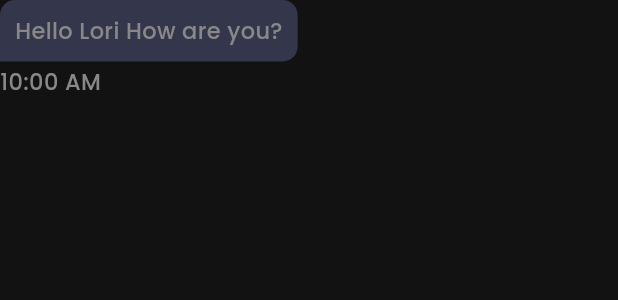
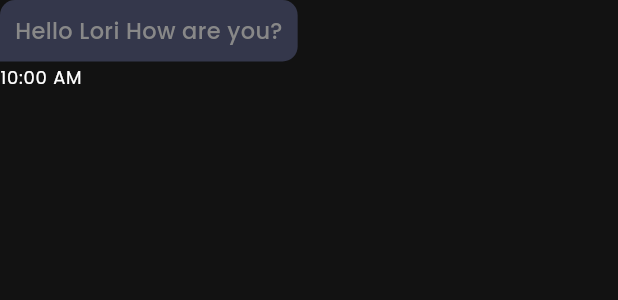
Before and after one commit to babitasinghtech/Social_app, a Flutter app: the ChatBubble widget shown alone on an empty page, opened directly, on a phone screen of 412 x 824 dp. Shown: the top 300 px of the screen. Run offline on Flutter 3.47's test engine with Material 3 defaults, Android fonts, the phone set to English and light mode, and no system bars; our stand-ins replace flutter_svg, get, slide_to_act; network calls fail.

Commit message:
"Initial Commit"

```diff
--- a/lib/Pages/Chat/Widgets/chatbubble.dart
+++ b/lib/Pages/Chat/Widgets/chatbubble.dart
@@ -29,25 +29,43 @@ class ChatBubble extends StatelessWidget {
           ),
           decoration: BoxDecoration(
             color: Theme.of(context).colorScheme.primaryContainer,
-            borderRadius: BorderRadius.only(
+            borderRadius: isComing ? BorderRadius.only(
               bottomLeft: Radius.circular(0),
               bottomRight: Radius.circular(10),
               topLeft: Radius.circular(10),
               topRight: Radius.circular(10),
-            ),
+            ):
+            BorderRadius.only(
+              bottomLeft: Radius.circular(10),
+              bottomRight: Radius.circular(0),
+              topLeft: Radius.circular(10),
+              topRight: Radius.circular(10),
           ),
-          child: Text(message),
+          ),
+          child: imageUrl == ""
+          ? Text(message): Column(
+            crossAxisAlignment: CrossAxisAlignment.start,
+            children:[
+              Image.network(
+                imageUrl
+              ),
+              SizedBox(height: 5),
+              Text(message),
+            ],
+          ) ,
         ),
         SizedBox(height: 3),
            Row(
-              // crossAxisAlignmnet: isComing? CrossAxisAlignment.start: CrosssAxisAlignment.end,
               mainAxisAlignment: isComing? MainAxisAlignment.start: MainAxisAlignment.end,
               children: [
                 isComing
-                    ? Text(time)
+                    ? Text(time,
+                    style:Theme.of(context).textTheme.labelMedium)
                     : Row(
                       children: [
-                        Text(time),
+                        Text(time,
+                        style:Theme.of(context).textTheme.labelMedium),
+                        SizedBox(width: 5),
                         SvgPicture.asset(AssetsImage.chatSeenSVG,
                         width:20),
                       ],
```
Also changed, not shown: lib/Pages/Chat/chatPage.dart (+86 -4 lines).
